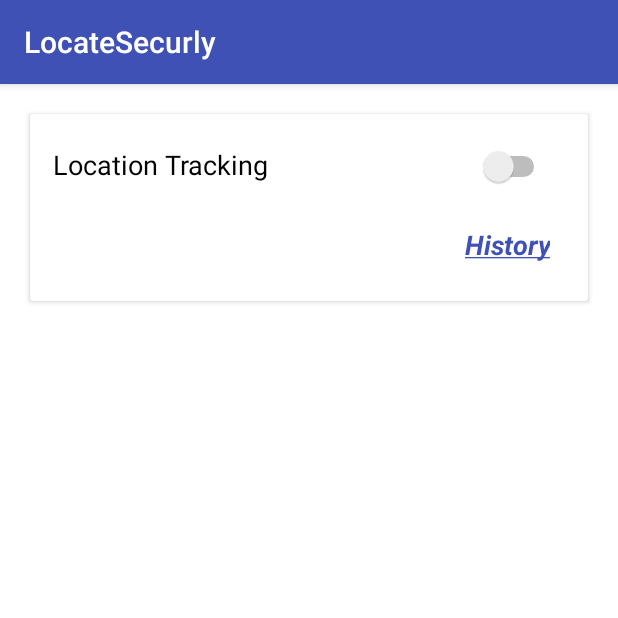
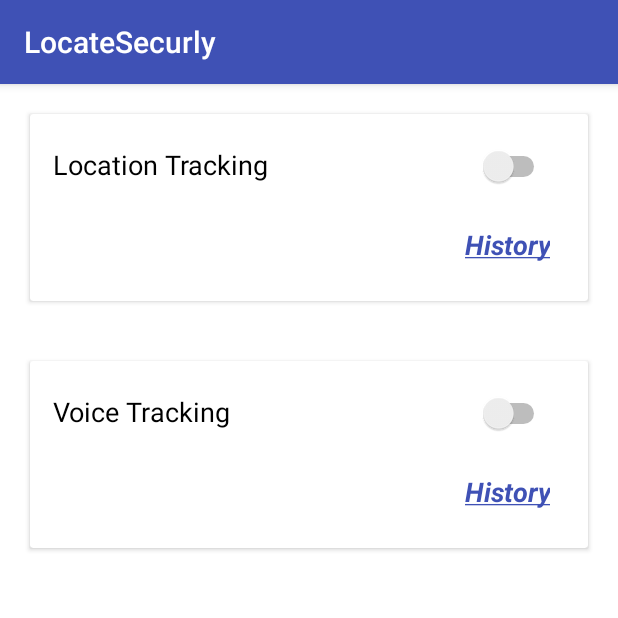
Before and after one commit to dhananjayandroid/LocateSecurly, an Android app: the screen it shows after launch (MainActivity), on a phone screen of 412 x 824 dp, the top half of it. Run offline under Robolectric (Android 15) with nearby library versions, the phone set to English and light mode, and no system bars; our stand-ins replace ButterKnife.

Commit message:
Added Voice Recording Feature
Added Voice Recording if human voice frequency exists

```diff
--- a/app/build.gradle
+++ b/app/build.gradle
@@ -20,7 +20,7 @@ android {
 }
 
 dependencies {
-    compile fileTree(dir: 'libs', include: ['*.jar'])
+    compile fileTree(include: ['*.jar'], dir: 'libs')
     androidTestCompile('com.android.support.test.espresso:espresso-core:2.2.2', {
         exclude group: 'com.android.support', module: 'support-annotations'
     })
@@ -32,4 +32,5 @@ dependencies {
     compile 'com.android.support:cardview-v7:25.3.1'
     compile 'com.android.support:recyclerview-v7:25.3.1'
     testCompile 'junit:junit:4.12'
+    compile files('libs/TarsosDSP-Android-latest.jar')
 }
--- a/app/src/main/java/com/djay/locatesecurly/utils/Constants.java
+++ b/app/src/main/java/com/djay/locatesecurly/utils/Constants.java
@@ -10,8 +10,12 @@ public final class Constants {
     public static final String RUNNING = "runningInBackground"; // Recording data in background
     public static final String APP_PACKAGE_NAME = "com.djay.locatesecurly";
     public static final String EXTRA_SESSION = "extra_session";
+    public static final float MIN_HUMAN_VOICE_FREQUENCY_IN_HZ = 100;
+    public static final float MAX_HUMAN_VOICE_FREQUENCY_IN_HZ = 17000;
     // Milliseconds per second
     private static final int MILLISECONDS_PER_SECOND = 1000;
+    public static final long HUMAN_AUDIO_FREQ_CHECK_DURATION = 10 * MILLISECONDS_PER_SECOND;
+    public static final long FULL_RECORD_DURATION = 15 * 60 * MILLISECONDS_PER_SECOND;
     // Update frequency in seconds
     private static final int UPDATE_INTERVAL_IN_SECONDS = 30;
     // Update frequency in milliseconds
--- a/app/src/main/java/com/djay/locatesecurly/utils/CoreSharedHelper.java
+++ b/app/src/main/java/com/djay/locatesecurly/utils/CoreSharedHelper.java
@@ -71,10 +71,23 @@ public class CoreSharedHelper {
         savePref(Constants.SESSION_ID, null);
     }
 
+    public String getAudioTrackId() {
+        return getPref(Constants.AUDIO_TRACK_ID, null);
+    }
+
+    public void saveAudioTrackId(String id) {
+        savePref(Constants.AUDIO_TRACK_ID, id);
+    }
+
+    public void clearAudioTrackId() {
+        savePref(Constants.AUDIO_TRACK_ID, null);
+    }
+
     private class Constants {
         private static final String NAME = "LocateSecurly";
 
         private static final String SESSION_ID = "session_id";
+        private static final String AUDIO_TRACK_ID = "audio_track_id";
     }
 
 }
--- a/app/src/main/java/com/djay/locatesecurly/utils/PermissionHelper.java
+++ b/app/src/main/java/com/djay/locatesecurly/utils/PermissionHelper.java
@@ -14,15 +14,16 @@ import com.djay.locatesecurly.R;
 import java.util.ArrayList;
 
 /**
- * Helper class for acquire run-time permission
+ * Helper class to acquire run-time permission
  *
  * @author Dhananjay Kumar
  */
 public class PermissionHelper {
     private static final int PERMISSION_REQUEST_CODE = 1;
+    private static final String PERMISSION_WRITE_EXTERNAL_STORAGE = Manifest.permission.WRITE_EXTERNAL_STORAGE;
+    private static final String PERMISSION_MIC = Manifest.permission.RECORD_AUDIO;
     private static final String PERMISSION_ACCESS_FINE_LOCATION = Manifest.permission.ACCESS_FINE_LOCATION;
     private static final String PERMISSION_ACCESS_COARSE_LOCATION = Manifest.permission.ACCESS_COARSE_LOCATION;
-    //  public static final String PERMISSION_WRITE_EXTERNAL_STORAGE = Manifest.permission.WRITE_EXTERNAL_STORAGE;
     @SuppressLint("StaticFieldLeak")
     private static PermissionHelper permissionHelper;
     private Activity activity;
@@ -44,6 +45,8 @@ public class PermissionHelper {
         requiredPermissions = new ArrayList<>();
         requiredPermissions.add(PERMISSION_ACCESS_FINE_LOCATION);
         requiredPermissions.add(PERMISSION_ACCESS_COARSE_LOCATION);
+        requiredPermissions.add(PERMISSION_WRITE_EXTERNAL_STORAGE);
+        requiredPermissions.add(PERMISSION_MIC);
     }
 
     public void requestPermissionsIfDenied() {
--- a/app/src/main/res/layout/activity_main.xml
+++ b/app/src/main/res/layout/activity_main.xml
@@ -4,15 +4,16 @@
               xmlns:tools="http://schemas.android.com/tools"
               android:layout_width="match_parent"
               android:layout_height="match_parent"
-              android:background="@android:color/white">
+              android:background="@android:color/white"
+              android:orientation="vertical"
+              tools:context="com.djay.locatesecurly.ui.MainActivity">
 
     <android.support.v7.widget.CardView
         android:layout_width="match_parent"
         android:layout_height="wrap_content"
         android:layout_margin="20dp"
         android:orientation="horizontal"
-        app:cardBackgroundColor="@android:color/white"
-        tools:context="com.djay.locatesecurly.ui.MainActivity">
+        app:cardBackgroundColor="@android:color/white">
 
         <LinearLayout
             android:layout_width="match_parent"
@@ -54,4 +55,52 @@
                 android:textStyle="bold|italic"/>
         </LinearLayout>
     </android.support.v7.widget.CardView>
+
+    <android.support.v7.widget.CardView
+        android:layout_width="match_parent"
+        android:layout_height="wrap_content"
+        android:layout_margin="20dp"
+        android:orientation="horizontal"
+        app:cardBackgroundColor="@android:color/white">
+
+        <LinearLayout
+            android:layout_width="match_parent"
+            android:layout_height="wrap_content"
+            android:orientation="vertical"
+            android:padding="15dp">
+
+            <LinearLayout
+                android:layout_width="match_parent"
+                android:layout_height="wrap_content"
+                android:orientation="horizontal">
+
+                <TextView
+                    android:layout_width="0dp"
+                    android:layout_height="wrap_content"
+                    android:layout_weight="1"
+                    android:text="@string/voice_tracking"
+                    android:textAppearance="?android:textAppearanceMedium"
+                    android:textColor="@android:color/black"/>
+
+                <Switch
+                    android:id="@+id/sw_track"
+                    android:layout_width="wrap_content"
+                    android:layout_height="wrap_content"
+                    android:padding="10dp"/>
+            </LinearLayout>
+
+            <TextView
+                android:id="@+id/tv_record_history"
+                android:layout_width="wrap_content"
+                android:layout_height="wrap_content"
+                android:layout_gravity="end|center_vertical"
+                android:layout_marginTop="10dp"
+                android:gravity="end"
+                android:padding="10dp"
+                android:text="@string/history"
+                android:textAppearance="?android:textAppearanceMedium"
+                android:textColor="@color/colorPrimary"
+                android:textStyle="bold|italic"/>
+        </LinearLayout>
+    </android.support.v7.widget.CardView>
 </LinearLayout>
--- a/app/src/main/res/values/strings.xml
+++ b/app/src/main/res/values/strings.xml
@@ -9,7 +9,10 @@
     <string name="session_details">Session Details</string>
     <string name="session_history">Session History</string>
     <string name="no_session_captured">No Session Captured</string>
+    <string name="no_audio_captured">No Audio Captured</string>
     <string name="start">Start</string>
     <string name="end">End</string>
     <string name="dlg_wait_please">Please wait..</string>
+    <string name="voice_tracking">Voice Tracking</string>
+    <string name="record_list">Record List</string>
 </resources>
--- a/build.gradle
+++ b/build.gradle
@@ -5,7 +5,7 @@ buildscript {
         jcenter()
     }
     dependencies {
-        classpath 'com.android.tools.build:gradle:2.3.2'
+        classpath 'com.android.tools.build:gradle:2.3.3'
 
         // NOTE: Do not place your application dependencies here; they belong
         // in the individual module build.gradle files
```
Also changed, not shown: app/src/main/AndroidManifest.xml (+13 -0 lines), app/src/main/java/com/djay/locatesecurly/services/BackgroundRecordService.java (added, +228 -0 lines), app/src/main/java/com/djay/locatesecurly/services/LocationLoggerServiceManager.java (+10 -1 lines), app/src/main/java/com/djay/locatesecurly/ui/AudioListActivity.java (added, +85 -0 lines), app/src/main/java/com/djay/locatesecurly/ui/MainActivity.java (+59 -0 lines), app/src/main/java/com/djay/locatesecurly/ui/adapters/AudioListAdapter.java (added, +92 -0 lines), app/src/main/java/com/djay/locatesecurly/utils/StorageUtil.java (added, +44 -0 lines), app/src/main/res/layout/activity_audio_list.xml (added, +29 -0 lines), app/src/main/res/layout/item_audio_list.xml (added, +33 -0 lines), app/libs/TarsosDSP-Android-latest.jar (added).
